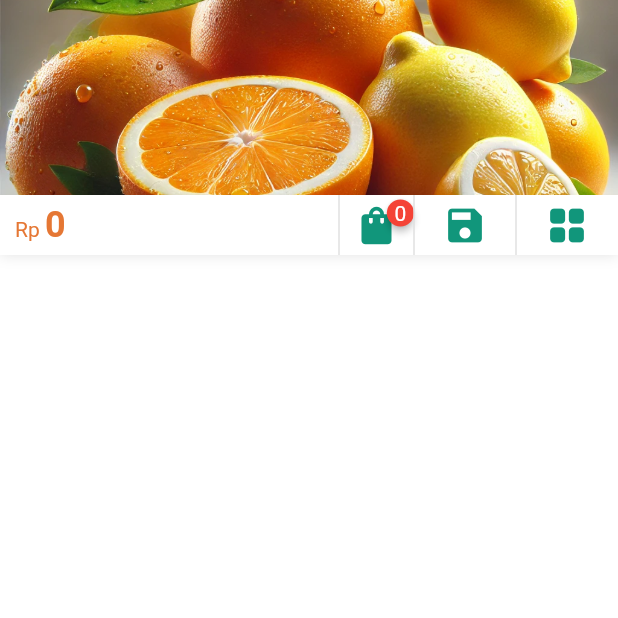
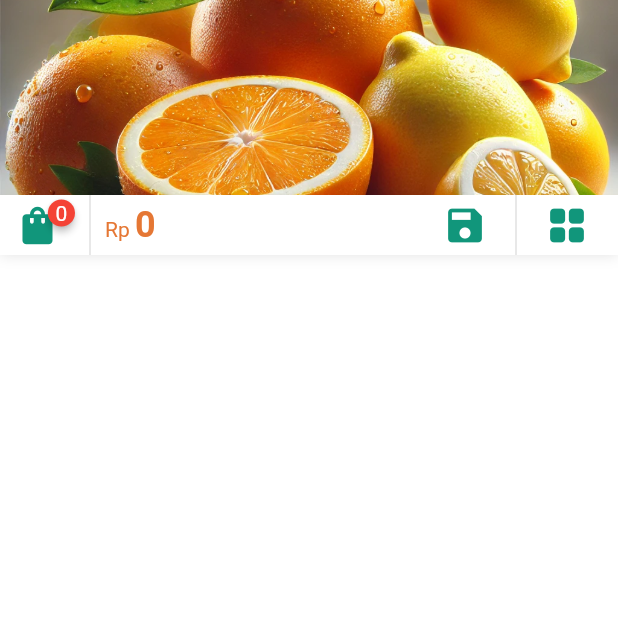
Before and after one commit to wicaksonotia/flutter-stmj-himalaya, a Flutter app: the screen it shows after launch, on a phone screen of 412 x 824 dp, the top half of it. Run offline on Flutter 3.47's test engine with Material 3 defaults, Android fonts, the phone set to English and light mode, and no system bars; drawn by our look-alikes of badges; our stand-ins replace animate_do, dio, gap, get, shared_preferences, shimmer; network calls fail.

Commit message:
error obx and getx

```diff
--- a/lib/pages/product/product.dart
+++ b/lib/pages/product/product.dart
@@ -55,10 +55,29 @@ class ProductPage extends StatelessWidget {
                         },
                         child: Row(
                           children: [
+                            badges.Badge(
+                              badgeContent: Text(
+                                cartController.totalAllQuantity.value
+                                    .toString(),
+                                style: const TextStyle(color: Colors.white),
+                              ),
+                              badgeAnimation: const badges.BadgeAnimation.fade(
+                                  animationDuration:
+                                      Duration(milliseconds: 400)),
+                              child: const Icon(
+                                Icons.shopping_bag,
+                                color: MyColors.green,
+                                size: 30,
+                              ),
+                            ),
+                            const SizedBox(
+                              width: 10,
+                            ),
+                            verticalSeparator(),
                             RichText(
                               text: TextSpan(
                                 text: 'Rp ',
-                                style: TextStyle(
+                                style: const TextStyle(
                                   fontSize: MySizes.fontSizeMd,
                                   color: MyColors.primary,
                                 ),
@@ -79,21 +98,6 @@ class ProductPage extends StatelessWidget {
                         ),
                       ),
                       const Spacer(),
-                      verticalSeparator(),
-                      badges.Badge(
-                        badgeContent: Text(
-                          cartController.totalAllQuantity.value.toString(),
-                          style: TextStyle(color: Colors.white),
-                        ),
-                        badgeAnimation: badges.BadgeAnimation.fade(
-                            animationDuration: Duration(milliseconds: 400)),
-                        child: Icon(
-                          Icons.shopping_bag,
-                          color: MyColors.green,
-                          size: 30,
-                        ),
-                      ),
-                      verticalSeparator(),
                       IconButton(
                         padding: EdgeInsets.zero,
                         iconSize: 30,
--- a/lib/pages/product/product_grid_view.dart
+++ b/lib/pages/product/product_grid_view.dart
@@ -118,7 +118,7 @@ class ProductGridView extends StatelessWidget {
               mainAxisExtent: 290,
             ),
             itemBuilder: (_, index) {
-              var dataIdProduct = controller.productItems[index].idProduct!;
+              // var dataIdProduct = controller.productItems[index].idProduct!;
               var dataProductName = controller.productItems[index].productName!;
               var dataDescription = controller.productItems[index].description!;
               var dataPrice = controller.productItems[index].price!;
@@ -179,8 +179,7 @@ class ProductGridView extends StatelessWidget {
                         const Gap(10),
                         Center(
                           child: IncrementAndDecrement(
-                              dataIdProduct: dataIdProduct,
-                              dataPrice: dataPrice),
+                              dataProduct: controller.productItems[index]),
                         )
                       ],
                     ),
--- a/lib/pages/product/product_list_view.dart
+++ b/lib/pages/product/product_list_view.dart
@@ -106,7 +106,7 @@ class ProductListView extends StatelessWidget {
               itemCount: controller.productItems.length,
               shrinkWrap: true,
               itemBuilder: (_, index) {
-                var dataIdProduct = controller.productItems[index].idProduct!;
+                // var dataIdProduct = controller.productItems[index].idProduct!;
                 var dataProductName =
                     controller.productItems[index].productName!;
                 var dataDescription =
@@ -157,8 +157,8 @@ class ProductListView extends StatelessWidget {
                                   ProductPrice(dataPrice: dataPrice),
                                   const Spacer(),
                                   IncrementAndDecrement(
-                                      dataIdProduct: dataIdProduct,
-                                      dataPrice: dataPrice),
+                                      dataProduct:
+                                          controller.productItems[index]),
                                 ],
                               ),
                             ],
```
Also changed, not shown: lib/controllers/cart_controller.dart (+22 -34 lines), lib/pages/product/cart.dart (+5 -4 lines), lib/pages/product/increment_and_decrement.dart (+14 -18 lines).
